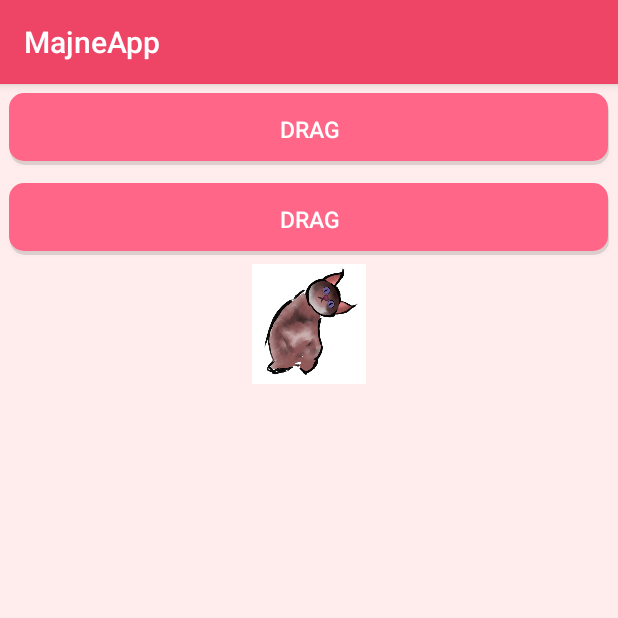
After one commit to majbrit/MajneApp, an Android app: the DragAndDrop screen opened directly, with no data from a screen before it, on a phone screen of 412 x 824 dp, the top half of it. The commit adds this screen. Run offline under Robolectric (Android 15) with nearby library versions, the phone set to English and light mode, and no system bars.

Commit message:
erster drag Versuch

```diff
--- a/app/src/main/AndroidManifest.xml
+++ b/app/src/main/AndroidManifest.xml
@@ -12,6 +12,7 @@
         <activity android:name=".MainActivity2" />
         <activity android:name=".Calculator" />
         <activity android:name=".Animation" />
+        <activity android:name=".DragAndDrop" />
         <activity android:name=".MainActivity">
             <intent-filter>
                 <action android:name="android.intent.action.MAIN" />
--- a/app/src/main/res/layout/activity_main.xml
+++ b/app/src/main/res/layout/activity_main.xml
@@ -43,6 +43,12 @@
                 style="@style/buttonNormal"
                 android:onClick="animationAction"
                 android:text="Animation" />
+
+            <Button
+                android:id="@+id/draganddropButton"
+                style="@style/buttonNormal"
+                android:onClick="draganddropAction"
+                android:text="Drag and Drop" />
         </LinearLayout>
 
     </TableRow>
--- /dev/null
+++ b/app/src/main/res/layout/draganddrop.xml
@@ -0,0 +1,28 @@
+<?xml version="1.0" encoding="utf-8"?>
+<LinearLayout
+    xmlns:android="http://schemas.android.com/apk/res/android"
+    xmlns:app="http://schemas.android.com/apk/res-auto"
+    xmlns:tools="http://schemas.android.com/tools"
+    android:layout_width="match_parent"
+    android:layout_height="match_parent"
+    android:orientation="vertical"
+    android:background="@color/almostWhite"
+    tools:ignore="HardcodedText"
+    tools:context=".DragAndDrop">
+
+    <Button
+        android:id="@+id/dragButton"
+        style="@style/buttonNormal"
+        android:text="Drag" />
+    <Button
+        android:id="@+id/drag2Button"
+        style="@style/buttonNormal"
+        android:text="Drag" />
+
+    <ImageView
+        android:id="@+id/catIV"
+        android:layout_width="match_parent"
+        android:layout_height="80dp"
+        app:srcCompat="@drawable/cat" />
+
+</LinearLayout>
```
Also changed, not shown: app/src/main/java/code/with/cal/kotlincalculatorapp/DragAndDrop.kt (added, +147 -0 lines), app/src/main/java/code/with/cal/kotlincalculatorapp/MainActivity.kt (+9 -0 lines), app/src/main/java/code/with/cal/kotlincalculatorapp/MyDragShadowBuilder.kt (added, +46 -0 lines).
